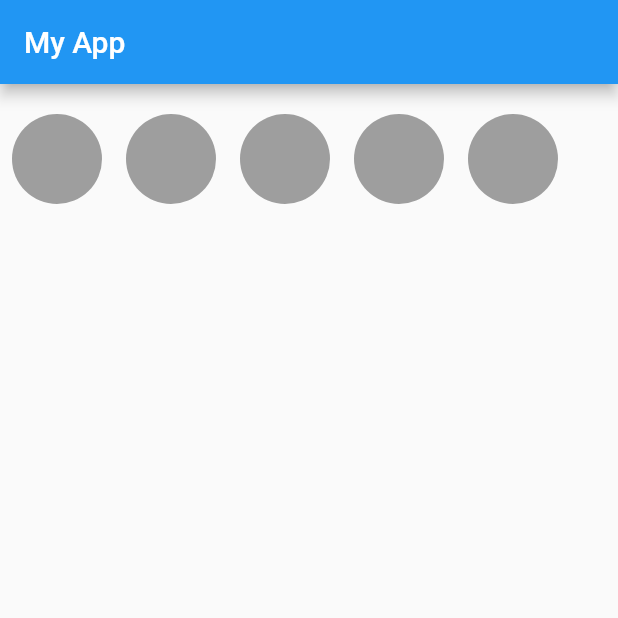
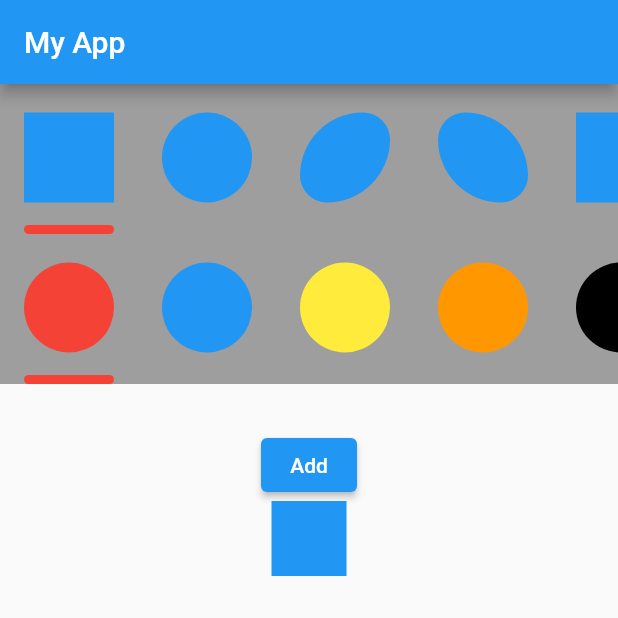
Before and after one commit to GevS03/project2, a Flutter app: the screen it shows after launch, on a phone screen of 412 x 824 dp, the top half of it. Run offline on Flutter 3.47's test engine with Material 2 defaults, Android fonts, the phone set to English and light mode, and no system bars; our stand-ins replace bloc, flutter_bloc.

Commit message:
adding items

```diff
--- /dev/null
+++ b/lib/item.dart
@@ -0,0 +1,35 @@
+import 'package:flutter/material.dart';
+
+class Item extends StatelessWidget {
+  const Item(
+      {super.key,
+      required this.width,
+      required this.height,
+      this.topLeftR = 0,
+      this.topRightR = 0,
+      this.bottomLeftR = 0,
+      this.bottomRightR = 0,
+      });
+
+  final double height;
+  final double width;
+  final double topLeftR;
+  final double topRightR;
+  final double bottomLeftR;
+  final double bottomRightR;
+
+  @override
+  Widget build(BuildContext context) {
+    return Container(
+      width: width,
+      height: height,
+      decoration: BoxDecoration(
+          color: Colors.blue,
+          borderRadius: BorderRadius.only(
+              topLeft: Radius.circular(topLeftR),
+              topRight: Radius.circular(topRightR),
+              bottomLeft: Radius.circular(bottomLeftR),
+              bottomRight: Radius.circular(bottomRightR))),
+    );
+  }
+}
--- a/lib/item_bloc/bloc/item_bloc.dart
+++ b/lib/item_bloc/bloc/item_bloc.dart
@@ -1,16 +1,16 @@
 import 'package:bloc/bloc.dart';
-import 'package:flutter/material.dart';
 import 'package:meta/meta.dart';
+import 'package:project2/item.dart';
 
 part 'item_event.dart';
 part 'item_state.dart';
 
 class ItemBloc extends Bloc<ItemEvent, ItemState> {
   ItemBloc() : super(ItemState()) {
-    on<ItemMarkEvent>(_onMark);
+    on<ItemAddEvent>(_add);
   }
 
-  _onMark(ItemMarkEvent event, Emitter emit) {
-    emit(state.copyWith(color: event.color, selected: event.selected));
+  _add(ItemAddEvent event, Emitter emit) {
+    emit(state.copyWith(item: event.item));
   }
 }
--- a/lib/item_bloc/bloc/item_event.dart
+++ b/lib/item_bloc/bloc/item_event.dart
@@ -3,9 +3,8 @@ part of 'item_bloc.dart';
 @immutable
 sealed class ItemEvent {}
 
-class ItemMarkEvent extends ItemEvent {
-  final Color color;
-  final bool selected;
+class ItemAddEvent extends ItemEvent {
+  final Item item;
 
-  ItemMarkEvent({required this.color, required this.selected});
+  ItemAddEvent({required this.item});
 }
--- a/lib/item_bloc/bloc/item_state.dart
+++ b/lib/item_bloc/bloc/item_state.dart
@@ -1,17 +1,15 @@
 part of 'item_bloc.dart';
 
-@immutable
+
 class ItemState {
-  final Color color;
-  final bool selected;
+  final Item item;
+  List<Item> selectedItems = [];
 
-  ItemState({this.color = Colors.grey, this.selected = false});
+  ItemState({this.item = const Item(width: 50, height: 50)});
 
   ItemState copyWith({
-    bool? selected,
-    Color? color
+    Item? item,
   }) {
-
-    return ItemState(color: color ?? this.color, selected: selected ?? this.selected);
+    return ItemState(item: item ?? this.item);
   }
 }
--- /dev/null
+++ b/lib/item_color.dart
@@ -0,0 +1,15 @@
+import 'package:flutter/material.dart';
+
+class ItemColor extends StatelessWidget {
+  const ItemColor({super.key, required this.color});
+
+  final Color color;
+
+  @override
+  Widget build(BuildContext context) {
+    return CircleAvatar(
+      radius: 30,
+      backgroundColor: color,
+    );
+  }
+}
--- a/lib/widgets/icon_row.dart
+++ b/lib/widgets/icon_row.dart
@@ -2,7 +2,9 @@ import 'dart:developer';
 
 import 'package:flutter/material.dart';
 import 'package:flutter_bloc/flutter_bloc.dart';
+import 'package:project2/item.dart';
 import 'package:project2/item_bloc/bloc/item_bloc.dart';
+import 'package:project2/item_color.dart';
 
 class IconRow extends StatefulWidget {
   const IconRow({super.key});
@@ -12,37 +14,108 @@ class IconRow extends StatefulWidget {
 }
 
 class _IconRowState extends State<IconRow> {
+  final List<Item> items = [
+    Item(width: 60, height: 60),
+    Item(
+      width: 60,
+      height: 60,
+      topLeftR: 50,
+      topRightR: 50,
+      bottomLeftR: 50,
+      bottomRightR: 50,
+    ),
+    Item(
+      width: 60,
+      height: 60,
+      topLeftR: 70,
+      topRightR: 30,
+      bottomLeftR: 30,
+      bottomRightR: 70,
+    ),
+    Item(
+      width: 60,
+      height: 60,
+      topLeftR: 30,
+      topRightR: 70,
+      bottomLeftR: 70,
+      bottomRightR: 30,
+    ),
+    Item(width: 100, height: 60),
+  ];
+
+  final List<ItemColor> colors = [
+    ItemColor(color: Colors.red),
+    ItemColor(color: Colors.blue),
+    ItemColor(color: Colors.yellow),
+    ItemColor(color: Colors.orange),
+    ItemColor(color: Colors.black),
+  ];
+
   @override
   Widget build(BuildContext context) {
     final itemBloc = ItemBloc();
     return BlocProvider(
       create: (context) => itemBloc,
-      child: Container(
+      child: BlocBuilder<ItemBloc, ItemState>(
+        bloc: itemBloc,
+        builder: (context, state) {
+          return Column(
+            children: [
+              Container(
                 height: 100,
                 width: double.infinity,
-          child: ListView.builder(
-            physics: BouncingScrollPhysics(),
-            scrollDirection: Axis.horizontal,
-            itemCount: 5,
-            itemBuilder: (context, index) {
-              return BlocBuilder<ItemBloc, ItemState>(
-                builder: (context, state) {
-                  Color itemColor = state.color;
-                  return TextButton(
+                color: Colors.grey,
+                child: DefaultTabController(
+                    length: items.length,
+                    child: TabBar(
+                      indicatorSize: TabBarIndicatorSize.label,
+                      indicatorPadding: EdgeInsets.only(top: 94),
+                      isScrollable: true,
+                      indicator: BoxDecoration(
+                          color: Colors.red,
+                          borderRadius: BorderRadius.all(Radius.circular(10))),
+                      onTap: (value) {
+                        log("value __ $value");
+                        itemBloc.add(ItemAddEvent(item: items[value]));
+
+                      },
+                      tabs: items,
+                    )),
+              ),
+              Container(
+                height: 100,
+                width: double.infinity,
+                color: Colors.grey,
+                child: DefaultTabController(
+                    length: colors.length,
+                    child: TabBar(
+                      indicatorSize: TabBarIndicatorSize.label,
+                      indicatorPadding: EdgeInsets.only(top: 94),
+                      isScrollable: true,
+                      indicator: BoxDecoration(
+                          color: Colors.red,
+                          borderRadius: BorderRadius.all(Radius.circular(10))),
+                      onTap: (value) {
+                        log("value __ $value");
+                      },
+                      tabs: colors,
+                    )),
+              ),
+              Padding(padding: EdgeInsets.only(top: 30)),
+              ElevatedButton(
                   onPressed: () {
-                      log('index -- $index');
-                      itemBloc.add(
-                          ItemMarkEvent(color: Colors.black, selected: true));
+                    // itemBloc.add(ItemAddEvent(selectedItems: selectedItems));
                   },
-                    child: CircleAvatar(
-                      radius: 30,
-                      backgroundColor: itemColor,
+                  child: Text('Add')),
+              Column(
+                  children: [
+                    state.item
+                  ],
                   )
+            ],
           );
         },
-              );
-            },
-          )),
+      ),
     );
   }
 }
```
Lines whose indentation alone changed are shown as unchanged.
